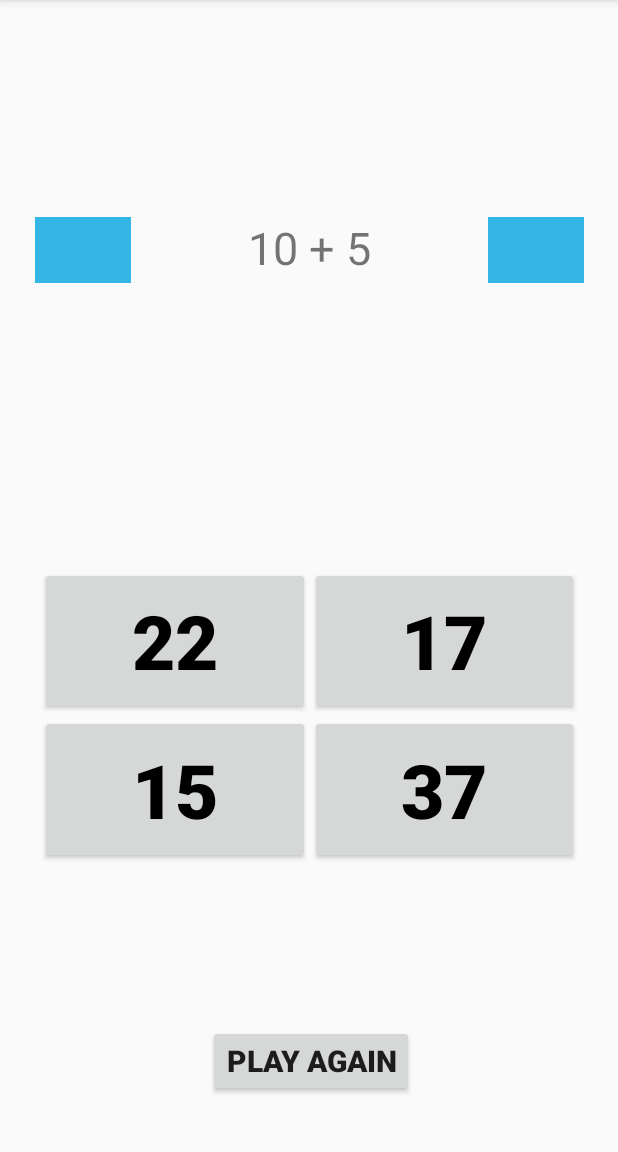
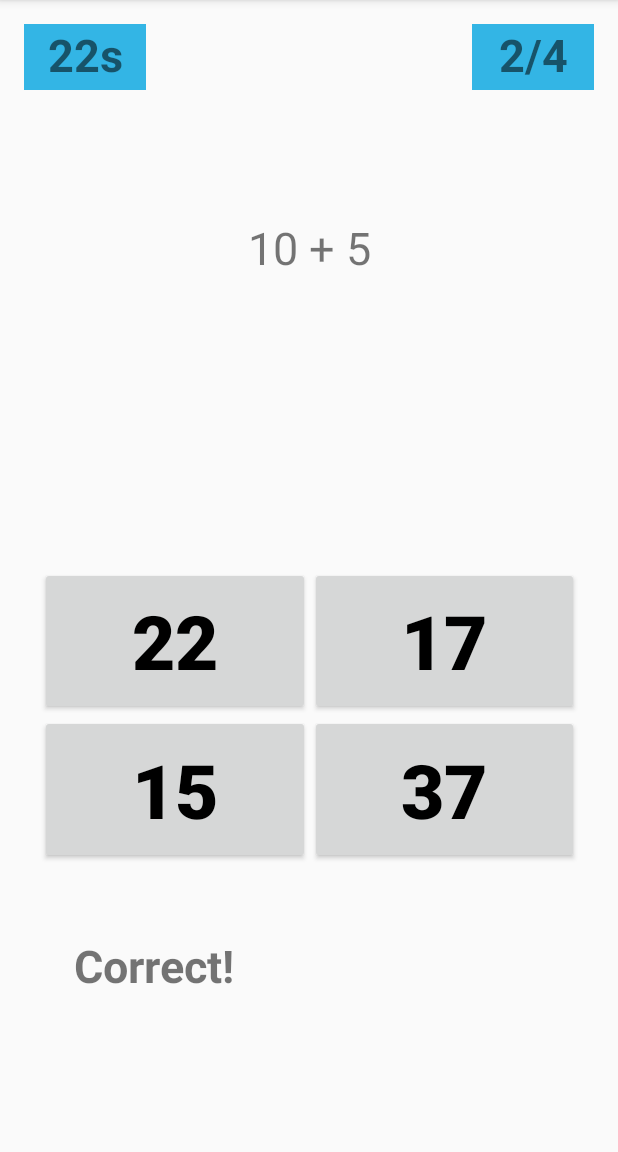
Before and after one commit to AsherFaisal/BrainTrainer, an Android app: the MainActivity screen opened directly, with no data from a screen before it, after a tap on "22", on a phone screen of 412 x 824 dp, the part 84-1236 px from its top. Run offline under Robolectric (Android 15) with nearby library versions, the phone set to English and light mode, and no system bars; 3 other taps on this screen came first.

Commit message:
updated timer, score and playAgain feature

```diff
--- a/app/src/main/java/com/example/asher/braintrainer/MainActivity.java
+++ b/app/src/main/java/com/example/asher/braintrainer/MainActivity.java
@@ -14,6 +14,14 @@ import java.util.Random;
 
 public class MainActivity extends AppCompatActivity {
 
+    TextView result, scoreView, question;
+    Button button1, button2, button3, button4, play;
+    ArrayList<Integer> answers = new ArrayList<Integer>();
+    int locateAns, score, numOfQuestions;
+
+    public void playAgain(){
+        score =0;
+        numOfQuestions=0;
 
         CountDownTimer timer = new CountDownTimer(30000, 1000){
             public void onTick(long m){
@@ -21,55 +29,41 @@ public class MainActivity extends AppCompatActivity {
                 timerView.setText(String.valueOf(m/1000)+ "s");
             }
             public void onFinish(){
-
+                play.setVisibility(View.VISIBLE);
+                result.setText("Times UP!");
             }
         };
 
-    Button goButton;
-    TextView result;
-    TextView scoreView;
+        timer.start();
 
-    ArrayList<Integer> answers = new ArrayList<Integer>();
-    int locateAns, score, numOfQuestions;
 
+    }
 
     public void chooseAns(View view){
         if(Integer.toString(locateAns).equals(view.getTag().toString())){
             result.setText("Correct!");
-        }else
-            result.setText("Wrong");
-
+            nextQuestion();
+            score++;
+        }else {
+            result.setText("Incorrect");
+            nextQuestion();
+        }
         numOfQuestions++;
         scoreView.setText(Integer.toString(score)+ "/" + Integer.toString(numOfQuestions));
     }
 
-
-
-
-
-    @Override
-    protected void onCreate(Bundle savedInstanceState) {
-        super.onCreate(savedInstanceState);
-        setContentView(R.layout.activity_main);
-
-        TextView question = findViewById(R.id.questionView);
-        Button button1 = findViewById(R.id.button1);
-        Button button2 = findViewById(R.id.button2);
-        Button button3 = findViewById(R.id.button3);
-        Button button4 = findViewById(R.id.button4);
-
-
+    public void nextQuestion (){
         Random rand = new Random();
 
         // Correct sum
         int a = rand.nextInt(21);
         int b = rand.nextInt(21);
-        int sum = a + b;
 
 
         question.setText(Integer.toString(a)+ " + " + Integer.toString(b));
 
         locateAns = rand.nextInt(4);
+        answers.clear();
 
         for (int i =0; i<4; i++){
             if (i==locateAns){
@@ -88,8 +82,30 @@ public class MainActivity extends AppCompatActivity {
         button2.setText(Integer.toString(answers.get(1)));
         button3.setText(Integer.toString(answers.get(2)));
         button4.setText(Integer.toString(answers.get(3)));
+    }
+
+
+
+
+    @Override
+    protected void onCreate(Bundle savedInstanceState) {
+        super.onCreate(savedInstanceState);
+        setContentView(R.layout.activity_main);
+
+        question = findViewById(R.id.questionView);
         result = findViewById(R.id.resultView);
         scoreView = findViewById(R.id.pointsView);
+        play = findViewById(R.id.play);
+
+        button1 = findViewById(R.id.button1);
+        button2 = findViewById(R.id.button2);
+        button3 = findViewById(R.id.button3);
+        button4 = findViewById(R.id.button4);
+
+        nextQuestion();
+
+        playAgain();
+
 
     }
 }
--- a/app/src/main/res/layout/activity_main.xml
+++ b/app/src/main/res/layout/activity_main.xml
@@ -10,7 +10,7 @@
 
     <TextView
         android:id="@+id/timerView"
-        android:layout_width="64dp"
+        android:layout_width="81dp"
         android:layout_height="44dp"
         android:layout_marginBottom="61dp"
         android:layout_marginEnd="47dp"
@@ -24,12 +24,14 @@
         android:textStyle="bold"
         app:layout_constraintBottom_toTopOf="@+id/gridLayout"
         app:layout_constraintEnd_toStartOf="@+id/questionView"
+        app:layout_constraintHorizontal_bias="0.0"
         app:layout_constraintStart_toStartOf="parent"
-        app:layout_constraintTop_toTopOf="parent" />
+        app:layout_constraintTop_toTopOf="parent"
+        app:layout_constraintVertical_bias="0.0" />
 
     <TextView
         android:id="@+id/pointsView"
-        android:layout_width="64dp"
+        android:layout_width="81dp"
         android:layout_height="44dp"
         android:layout_marginBottom="61dp"
         android:layout_marginEnd="16dp"
@@ -43,8 +45,10 @@
         android:textStyle="bold"
         app:layout_constraintBottom_toTopOf="@+id/gridLayout"
         app:layout_constraintEnd_toEndOf="parent"
+        app:layout_constraintHorizontal_bias="1.0"
         app:layout_constraintStart_toEndOf="@+id/questionView"
-        app:layout_constraintTop_toTopOf="parent" />
+        app:layout_constraintTop_toTopOf="parent"
+        app:layout_constraintVertical_bias="0.0" />
 
     <TextView
         android:id="@+id/questionView"
@@ -111,6 +115,7 @@
         android:text="Play Again"
         android:textSize="20sp"
         android:textStyle="bold"
+        android:visibility="invisible"
         app:layout_constraintBottom_toBottomOf="parent"
         app:layout_constraintEnd_toEndOf="parent"
         app:layout_constraintStart_toStartOf="parent"
@@ -137,6 +142,7 @@
             android:id="@+id/button1"
             android:layout_width="wrap_content"
             android:layout_height="wrap_content"
+            android:onClick="chooseAns"
             android:tag="0"
             android:textAlignment="center"
             android:textAllCaps="false"
@@ -151,6 +157,7 @@
             android:id="@+id/button2"
             android:layout_width="wrap_content"
             android:layout_height="wrap_content"
+            android:onClick="chooseAns"
             android:tag="1"
             android:textAlignment="center"
             android:textAllCaps="false"
@@ -165,6 +172,7 @@
             android:id="@+id/button3"
             android:layout_width="wrap_content"
             android:layout_height="wrap_content"
+            android:onClick="chooseAns"
             android:tag="2"
             android:textAlignment="center"
             android:textAllCaps="false"
@@ -179,6 +187,7 @@
             android:id="@+id/button4"
             android:layout_width="wrap_content"
             android:layout_height="wrap_content"
+            android:onClick="chooseAns"
             android:tag="3"
             android:textAlignment="center"
             android:textAllCaps="false"
```
Lines whose indentation alone changed are shown as unchanged.
